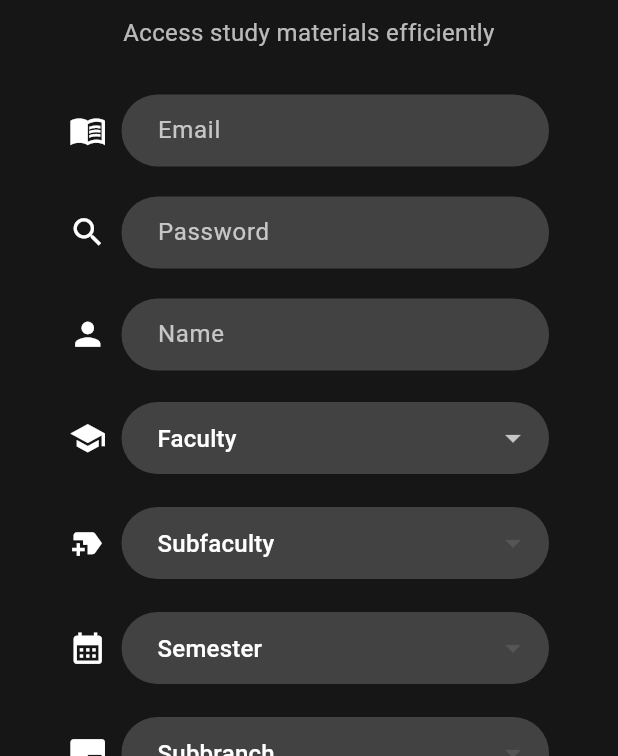
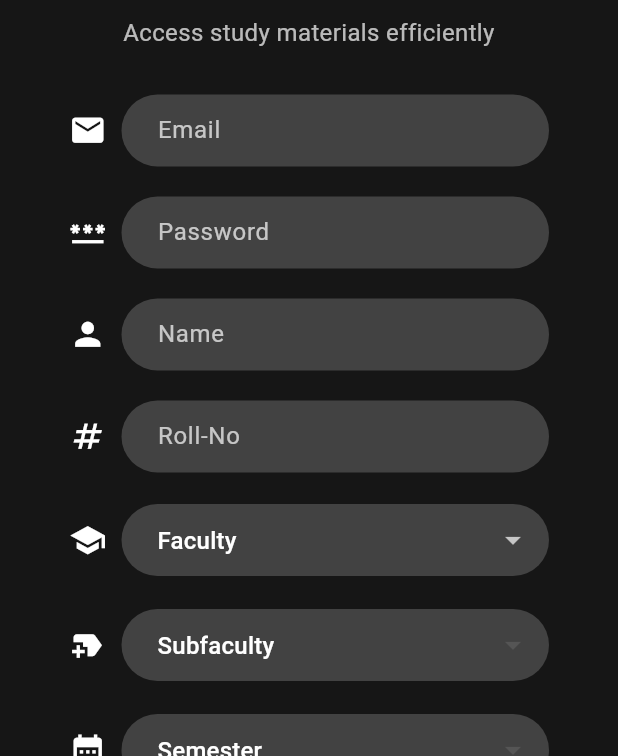
Before and after one commit to SajalSatsangi/Seekho_Buddy2, a Flutter app: the screen it shows after launch, after a tap on "Start learning", after a tap on "Get now", after a tap on "Join now", on a phone screen of 412 x 824 dp, the part 480-1236 px from its top. Run offline on Flutter 3.47's test engine with Material 3 defaults, Android fonts, the phone set to English and light mode, and no system bars; our stand-ins replace animated_splash_screen, cloud_firestore, firebase_auth, firebase_core, page_transition; accounts and stored records are empty; network calls fail.

```diff
--- a/lib/SignPage.dart
+++ b/lib/SignPage.dart
@@ -35,6 +35,7 @@ class _StudyHubLoginScreenState extends State<StudyHubLoginScreen> {
   final TextEditingController _emailController = TextEditingController();
   final TextEditingController _passwordController = TextEditingController();
   final TextEditingController _nameController = TextEditingController();
+  final TextEditingController _rollnoController = TextEditingController();
 
   final _formKey = GlobalKey<FormState>();
 
@@ -179,7 +180,7 @@ class _StudyHubLoginScreenState extends State<StudyHubLoginScreen> {
                       _buildTextField(
                         controller: _emailController,
                         hintText: 'Email',
-                        icon: Icons.menu_book_sharp,
+                        icon: Icons.email,
                         validator: (value) {
                           if (value == null || value.isEmpty) {
                             return 'Please enter your email';
@@ -191,7 +192,7 @@ class _StudyHubLoginScreenState extends State<StudyHubLoginScreen> {
                       _buildTextField(
                         controller: _passwordController,
                         hintText: 'Password',
-                        icon: Icons.search,
+                        icon: Icons.password,
                         obscureText: true,
                         validator: (value) {
                           if (value == null || value.isEmpty) {
@@ -208,6 +209,20 @@ class _StudyHubLoginScreenState extends State<StudyHubLoginScreen> {
                         validator: (value) {
                           if (value == null || value.isEmpty) {
                             return 'Please enter your name';
+                          }
+                          return null;
+                        },
+                      ),
+                      SizedBox(height: 20),
+                      _buildTextField(
+                        controller: _rollnoController,
+                        hintText: 'Roll-No',
+                        icon: Icons.numbers,
+                        keyboardType: TextInputType
+                            .number, // Set keyboard type to accept only numbers
+                        validator: (value) {
+                          if (value == null || value.isEmpty) {
+                            return 'Please enter your roll Number';
                           }
                           return null;
                         },
@@ -378,6 +393,7 @@ class _StudyHubLoginScreenState extends State<StudyHubLoginScreen> {
           'subfaculty': _selectedSubfaculty,
           'semester': _selectedSemester,
           'subbranch': _selectedSubbranch,
+          'rollno': _rollnoController.text,
         });
         ScaffoldMessenger.of(context).showSnackBar(
           SnackBar(content: Text('Signup Successful')),
@@ -400,6 +416,7 @@ class _StudyHubLoginScreenState extends State<StudyHubLoginScreen> {
     required String hintText,
     required IconData icon,
     bool obscureText = false,
+    TextInputType keyboardType = TextInputType.text, // Define keyboardType parameter
     String? Function(String?)? validator,
   }) {
     return Padding(
@@ -416,6 +433,7 @@ class _StudyHubLoginScreenState extends State<StudyHubLoginScreen> {
             child: TextFormField(
               controller: controller,
               obscureText: obscureText,
+              keyboardType: keyboardType, // Use keyboardType parameter here
               style: TextStyle(color: Colors.white),
               decoration: InputDecoration(
                 hintText: hintText,
```
Also changed, not shown: lib/LoginPage.dart (+86 -15 lines).
